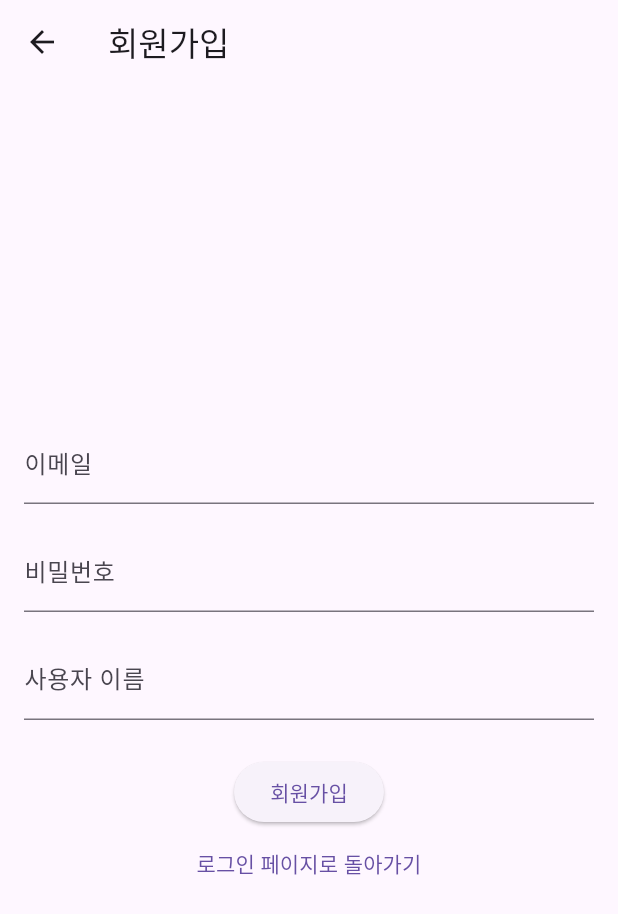
After one commit to kspark-sqisoft/vibe_coding, a Flutter app: the SignupPage screen opened directly, on a phone screen of 412 x 824 dp. The commit adds this screen. Shown: the top 914 px of the screen. Run offline on Flutter 3.47's test engine with Material 3 defaults, Android fonts, the light colour scheme and no system bars; our stand-ins replace flutter_dotenv, flutter_riverpod, image_picker, supabase_flutter; accounts and stored records are empty; network calls fail.

Commit message:
인증 개발 완료

```diff
--- /dev/null
+++ b/lib/features/auth/presentation/signup_page.dart
@@ -0,0 +1,83 @@
+import 'package:flutter/material.dart';
+import 'package:flutter_riverpod/flutter_riverpod.dart';
+import 'package:vibe_coding_flutter/features/auth/presentation/auth_notifier.dart';
+
+class SignupPage extends ConsumerStatefulWidget {
+  const SignupPage({super.key});
+
+  @override
+  ConsumerState<SignupPage> createState() => _SignupPageState();
+}
+
+class _SignupPageState extends ConsumerState<SignupPage> {
+  final _emailController = TextEditingController();
+  final _passwordController = TextEditingController();
+  final _usernameController = TextEditingController();
+
+  @override
+  void dispose() {
+    _emailController.dispose();
+    _passwordController.dispose();
+    _usernameController.dispose();
+    super.dispose();
+  }
+
+  Future<void> _signUp() async {
+    final authNotifier = ref.read(authNotifierProvider.notifier);
+    try {
+      await authNotifier.signUp(
+        _emailController.text.trim(),
+        _passwordController.text.trim(),
+        _usernameController.text.trim(),
+      );
+      if (mounted) {
+        Navigator.of(context).pop(); // Close signup page on successful signup
+      }
+    } catch (e) {
+      if (mounted) {
+        ScaffoldMessenger.of(
+          context,
+        ).showSnackBar(SnackBar(content: Text('회원가입 실패: ${e.toString()}')));
+      }
+    }
+  }
+
+  @override
+  Widget build(BuildContext context) {
+    return Scaffold(
+      appBar: AppBar(title: const Text('회원가입')),
+      body: Padding(
+        padding: const EdgeInsets.all(16.0),
+        child: Column(
+          mainAxisAlignment: MainAxisAlignment.center,
+          children: [
+            TextField(
+              controller: _emailController,
+              decoration: const InputDecoration(labelText: '이메일'),
+              keyboardType: TextInputType.emailAddress,
+            ),
+            const SizedBox(height: 16),
+            TextField(
+              controller: _passwordController,
+              decoration: const InputDecoration(labelText: '비밀번호'),
+              obscureText: true,
+            ),
+            const SizedBox(height: 16),
+            TextField(
+              controller: _usernameController,
+              decoration: const InputDecoration(labelText: '사용자 이름'),
+            ),
+            const SizedBox(height: 24),
+            ElevatedButton(onPressed: _signUp, child: const Text('회원가입')),
+            TextButton(
+              onPressed: () {
+                Navigator.of(context).pop(); // Go back to login page
+              },
+              child: const Text('로그인 페이지로 돌아가기'),
+            ),
+          ],
+        ),
+      ),
+    );
+  }
+}
--- a/lib/features/post/domain/post_entity.dart
+++ b/lib/features/post/domain/post_entity.dart
@@ -3,6 +3,7 @@ class PostEntity {
   final String title;
   final String content;
   final String? userId;
+  final String? username;
   final DateTime createdAt;
   final List<String>? imageUrls;
 
@@ -11,6 +12,7 @@ class PostEntity {
     required this.title,
     required this.content,
     this.userId,
+    this.username,
     required this.createdAt,
     this.imageUrls,
   });
--- a/lib/main.dart
+++ b/lib/main.dart
@@ -3,6 +3,8 @@ import 'package:supabase_flutter/supabase_flutter.dart';
 import 'package:flutter_dotenv/flutter_dotenv.dart';
 import 'features/post/presentation/post_list_page.dart';
 import 'package:flutter_riverpod/flutter_riverpod.dart';
+import 'package:vibe_coding_flutter/features/auth/presentation/auth_notifier.dart';
+import 'package:vibe_coding_flutter/features/auth/presentation/login_page.dart';
 
 Future<void> main() async {
   WidgetsFlutterBinding.ensureInitialized();
@@ -14,15 +16,17 @@ Future<void> main() async {
   runApp(ProviderScope(child: const MyApp()));
 }
 
-class MyApp extends StatelessWidget {
+class MyApp extends ConsumerWidget {
   const MyApp({super.key});
 
   @override
-  Widget build(BuildContext context) {
+  Widget build(BuildContext context, WidgetRef ref) {
+    final user = ref.watch(authNotifierProvider);
+
     return MaterialApp(
       title: 'Vibe Coding Flutter',
       theme: ThemeData(primarySwatch: Colors.blue),
-      home: PostListPage(),
+      home: user == null ? const LoginPage() : const PostListPage(),
       debugShowCheckedModeBanner: false,
     );
   }
--- a/pubspec.yaml
+++ b/pubspec.yaml
@@ -39,6 +39,7 @@ dependencies:
   # Use with the CupertinoIcons class for iOS style icons.
   cupertino_icons: ^1.0.8
   flutter_riverpod: ^2.6.1
+  intl: ^0.20.2
 
 dev_dependencies:
   flutter_test:
```
Also changed, not shown: lib/features/auth/data/supabase_auth_repository.dart (added, +35 -0 lines), lib/features/auth/domain/user_with_profile.dart (added, +15 -0 lines), lib/features/auth/presentation/auth_notifier.dart (added, +75 -0 lines), lib/features/auth/presentation/login_page.dart (added, +81 -0 lines), lib/features/post/data/supabase_post_repository.dart (+27 -9 lines), lib/features/post/presentation/post_edit_page.dart (+15 -6 lines), lib/features/post/presentation/post_list_page.dart (+71 -6 lines), pubspec.lock.
